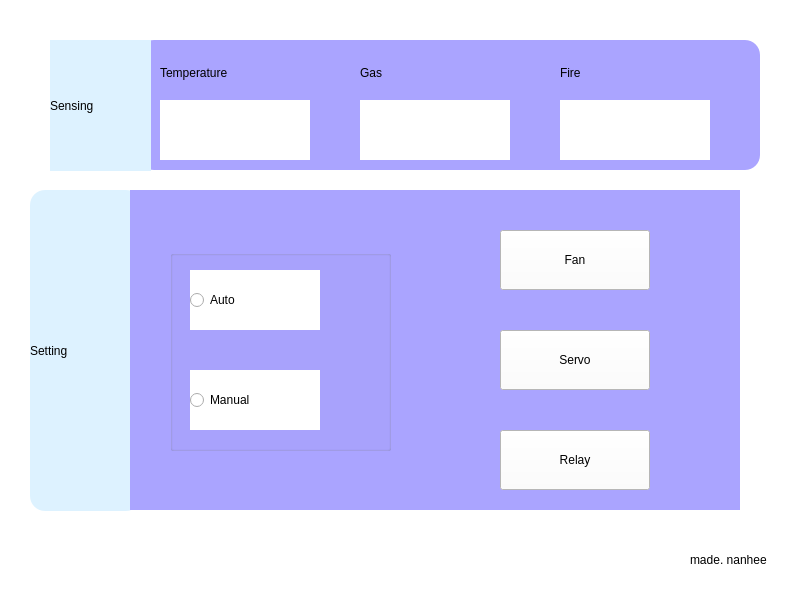
First picture: the form in PyQt_fire_detection_control_with.Atmega_128/draw.ui, repository kimnanhee/PyQt, before the edit.
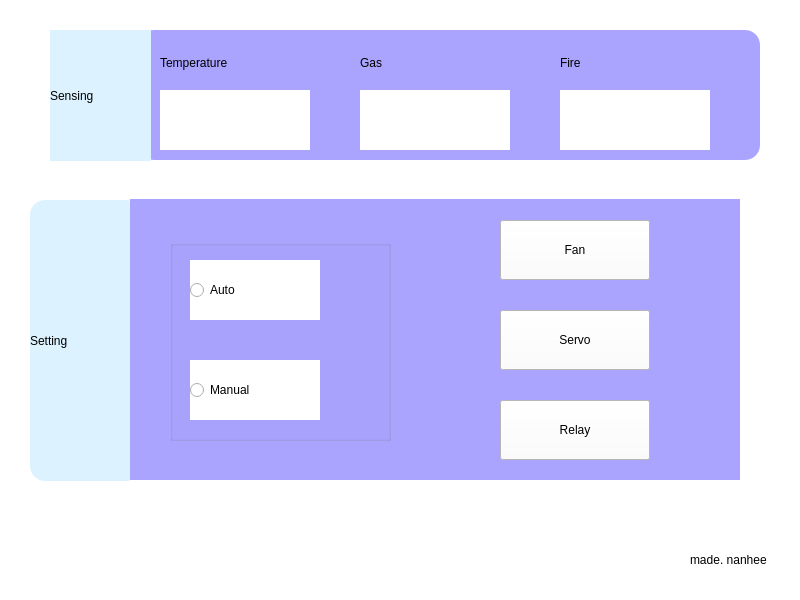
Second picture: the form after the edit.

Commit message: [Modify] control with atmega ui files

The edit to the form file:
```diff
--- a/PyQt_fire_detection_control_with.Atmega_128/draw.ui
+++ b/PyQt_fire_detection_control_with.Atmega_128/draw.ui
@@ -21,7 +21,7 @@
     <property name="geometry">
      <rect>
       <x>160</x>
-      <y>100</y>
+      <y>90</y>
       <width>150</width>
       <height>60</height>
      </rect>
@@ -38,7 +38,7 @@
     <property name="geometry">
      <rect>
       <x>360</x>
-      <y>100</y>
+      <y>90</y>
       <width>150</width>
       <height>60</height>
      </rect>
@@ -55,7 +55,7 @@
     <property name="geometry">
      <rect>
       <x>560</x>
-      <y>100</y>
+      <y>90</y>
       <width>150</width>
       <height>60</height>
      </rect>
@@ -72,7 +72,7 @@
     <property name="geometry">
      <rect>
       <x>139</x>
-      <y>40</y>
+      <y>30</y>
       <width>621</width>
       <height>130</height>
      </rect>
@@ -89,7 +89,7 @@
     <property name="geometry">
      <rect>
       <x>50</x>
-      <y>40</y>
+      <y>30</y>
       <width>101</width>
       <height>131</height>
      </rect>
@@ -106,7 +106,7 @@
     <property name="geometry">
      <rect>
       <x>500</x>
-      <y>230</y>
+      <y>220</y>
       <width>150</width>
       <height>60</height>
      </rect>
@@ -122,7 +122,7 @@
     <property name="geometry">
      <rect>
       <x>500</x>
-      <y>330</y>
+      <y>310</y>
       <width>150</width>
       <height>60</height>
      </rect>
@@ -139,7 +139,7 @@
     <property name="geometry">
      <rect>
       <x>500</x>
-      <y>430</y>
+      <y>400</y>
       <width>150</width>
       <height>60</height>
      </rect>
@@ -156,9 +156,9 @@
     <property name="geometry">
      <rect>
       <x>130</x>
-      <y>190</y>
+      <y>199</y>
       <width>610</width>
-      <height>320</height>
+      <height>281</height>
      </rect>
     </property>
     <property name="styleSheet">
@@ -172,9 +172,9 @@
     <property name="geometry">
      <rect>
       <x>30</x>
-      <y>190</y>
+      <y>200</y>
       <width>111</width>
-      <height>321</height>
+      <height>281</height>
      </rect>
     </property>
     <property name="styleSheet">
@@ -190,7 +190,7 @@
     <property name="geometry">
      <rect>
       <x>160</x>
-      <y>60</y>
+      <y>50</y>
       <width>100</width>
       <height>25</height>
      </rect>
@@ -207,7 +207,7 @@
     <property name="geometry">
      <rect>
       <x>360</x>
-      <y>60</y>
+      <y>50</y>
       <width>100</width>
       <height>25</height>
      </rect>
@@ -224,7 +224,7 @@
     <property name="geometry">
      <rect>
       <x>560</x>
-      <y>60</y>
+      <y>50</y>
       <width>100</width>
       <height>25</height>
      </rect>
@@ -254,7 +254,7 @@
     <property name="geometry">
      <rect>
       <x>170</x>
-      <y>250</y>
+      <y>240</y>
       <width>221</width>
       <height>201</height>
      </rect>
@@ -300,6 +300,23 @@
      </property>
     </widget>
    </widget>
+   <widget class="QLabel" name="label_fire_detection">
+    <property name="geometry">
+     <rect>
+      <x>200</x>
+      <y>500</y>
+      <width>400</width>
+      <height>50</height>
+     </rect>
+    </property>
+    <property name="styleSheet">
+     <string notr="true">background-color: rgb(255, 255, 255);
+font: 14pt &quot;Arial&quot;;</string>
+    </property>
+    <property name="text">
+     <string/>
+    </property>
+   </widget>
    <zorder>label_set</zorder>
    <zorder>label_set_back</zorder>
    <zorder>label_now_back</zorder>
```
Left out of the diff: 1 changed line with no effect on the pictures. The commit also changes 1 other file.
